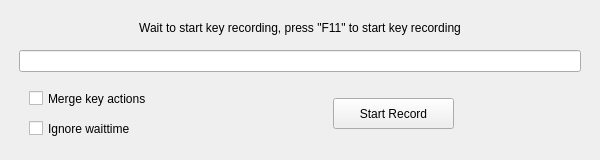
First picture: the form in QKeyMapper/qkeyrecord.ui, repository Zalafina/QKeyMapper, before the edit.
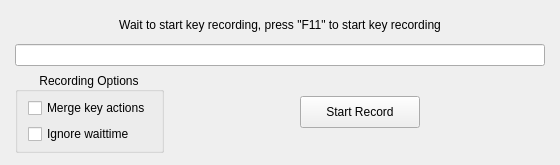
Second picture: the form after the edit.

Commit message: refactor(ui): modernize Batch 2B dialog layouts and enforce GroupBox standards

Diff of the .ui file:
```diff
--- a/QKeyMapper/qkeyrecord.ui
+++ b/QKeyMapper/qkeyrecord.ui
@@ -6,8 +6,8 @@
    <rect>
     <x>0</x>
     <y>0</y>
-    <width>600</width>
-    <height>160</height>
+    <width>560</width>
+    <height>165</height>
    </rect>
   </property>
   <property name="sizePolicy">
@@ -18,22 +18,22 @@
   </property>
   <property name="minimumSize">
    <size>
-    <width>600</width>
+    <width>520</width>
     <height>160</height>
    </size>
   </property>
-  <property name="maximumSize">
-   <size>
-    <width>16777215</width>
-    <height>320</height>
-   </size>
-  </property>
   <layout class="QVBoxLayout" name="verticalLayout">
    <property name="leftMargin">
-    <number>19</number>
+    <number>15</number>
+   </property>
+   <property name="topMargin">
+    <number>12</number>
    </property>
    <property name="rightMargin">
-    <number>19</number>
+    <number>15</number>
+   </property>
+   <property name="bottomMargin">
+    <number>12</number>
    </property>
    <item>
     <widget class="QLabel" name="keyRecordLabel">
@@ -57,64 +57,57 @@
    </item>
    <item>
     <layout class="QHBoxLayout" name="horizontalLayout">
+     <property name="spacing">
+      <number>10</number>
+     </property>
      <item>
-      <widget class="QWidget" name="widget" native="true">
-       <property name="sizePolicy">
-        <sizepolicy hsizetype="Fixed" vsizetype="Fixed">
-         <horstretch>0</horstretch>
-         <verstretch>0</verstretch>
-        </sizepolicy>
+      <widget class="QGroupBox" name="recordingOptionsGroupBox">
+       <property name="alignment">
+        <set>Qt::AlignmentFlag::AlignCenter</set>
        </property>
-       <property name="minimumSize">
-        <size>
-         <width>181</width>
-         <height>71</height>
-        </size>
+       <property name="title">
+        <string>Recording Options</string>
        </property>
-       <property name="maximumSize">
-        <size>
-         <width>181</width>
-         <height>71</height>
-        </size>
-       </property>
-       <widget class="QCheckBox" name="ignoreWaitTimeCheckBox">
-        <property name="geometry">
-         <rect>
-          <x>10</x>
-          <y>40</y>
-          <width>181</width>
-          <height>21</height>
-         </rect>
+       <layout class="QVBoxLayout" name="recordingOptionsLayout">
+        <property name="leftMargin">
+         <number>10</number>
         </property>
-        <property name="focusPolicy">
-         <enum>Qt::FocusPolicy::NoFocus</enum>
+        <property name="topMargin">
+         <number>6</number>
         </property>
-        <property name="text">
-         <string>Ignore waittime</string>
+        <property name="rightMargin">
+         <number>10</number>
         </property>
-        <property name="checked">
-         <bool>false</bool>
+        <property name="bottomMargin">
+         <number>6</number>
         </property>
-       </widget>
-       <widget class="QCheckBox" name="mergeKeyActionsCheckBox">
-        <property name="geometry">
-         <rect>
-          <x>10</x>
-          <y>10</y>
-          <width>181</width>
-          <height>21</height>
-         </rect>
-        </property>
-        <property name="focusPolicy">
-         <enum>Qt::FocusPolicy::NoFocus</enum>
-        </property>
-        <property name="text">
-         <string>Merge key actions</string>
-        </property>
-        <property name="checked">
-         <bool>false</bool>
-        </property>
-       </widget>
+        <item>
+         <widget class="QCheckBox" name="mergeKeyActionsCheckBox">
+          <property name="focusPolicy">
+           <enum>Qt::FocusPolicy::NoFocus</enum>
+          </property>
+          <property name="text">
+           <string>Merge key actions</string>
+          </property>
+          <property name="checked">
+           <bool>false</bool>
+          </property>
+         </widget>
+        </item>
+        <item>
+         <widget class="QCheckBox" name="ignoreWaitTimeCheckBox">
+          <property name="focusPolicy">
+           <enum>Qt::FocusPolicy::NoFocus</enum>
+          </property>
+          <property name="text">
+           <string>Ignore waittime</string>
+          </property>
+          <property name="checked">
+           <bool>false</bool>
+          </property>
+         </widget>
+        </item>
+       </layout>
       </widget>
      </item>
      <item>
@@ -124,7 +117,7 @@
        </property>
        <property name="sizeHint" stdset="0">
         <size>
-         <width>40</width>
+         <width>20</width>
          <height>20</height>
         </size>
        </property>
@@ -133,21 +126,15 @@
      <item>
       <widget class="QPushButton" name="recordStartStopButton">
        <property name="sizePolicy">
-        <sizepolicy hsizetype="Fixed" vsizetype="Fixed">
+        <sizepolicy hsizetype="Preferred" vsizetype="Fixed">
          <horstretch>0</horstretch>
          <verstretch>0</verstretch>
         </sizepolicy>
        </property>
        <property name="minimumSize">
         <size>
-         <width>121</width>
-         <height>31</height>
-        </size>
-       </property>
-       <property name="maximumSize">
-        <size>
-         <width>122</width>
-         <height>31</height>
+         <width>120</width>
+         <height>32</height>
         </size>
        </property>
        <property name="focusPolicy">
@@ -168,7 +155,7 @@
        </property>
        <property name="sizeHint" stdset="0">
         <size>
-         <width>40</width>
+         <width>20</width>
          <height>20</height>
         </size>
        </property>
```
The commit also changes 13 other files.
